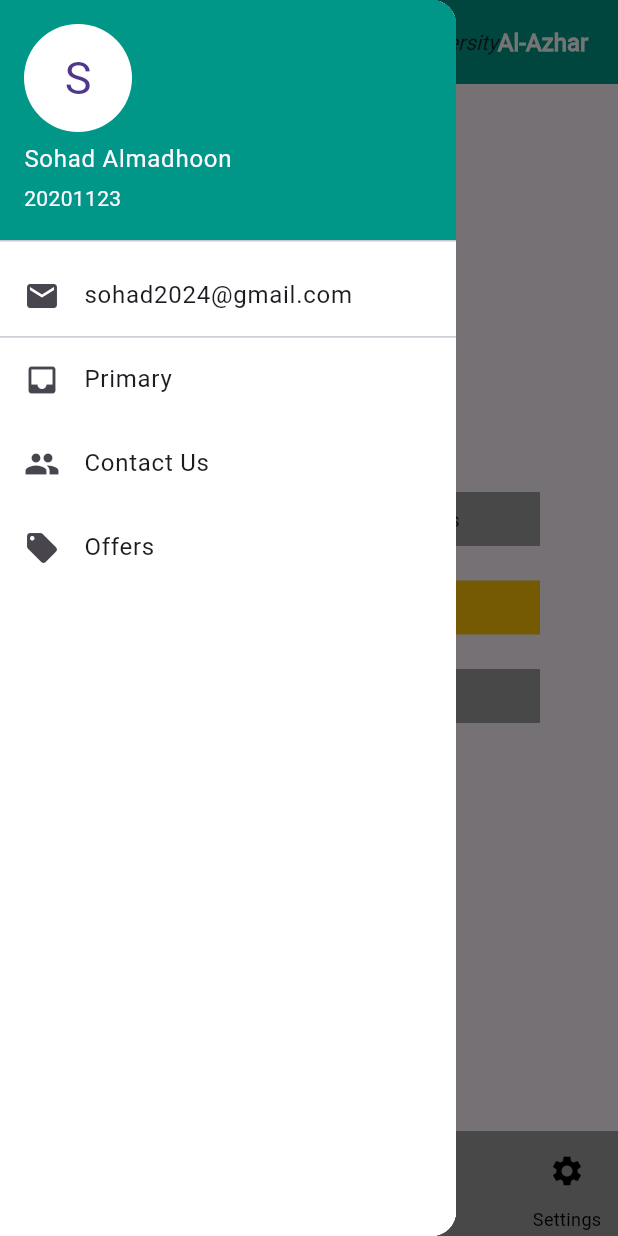
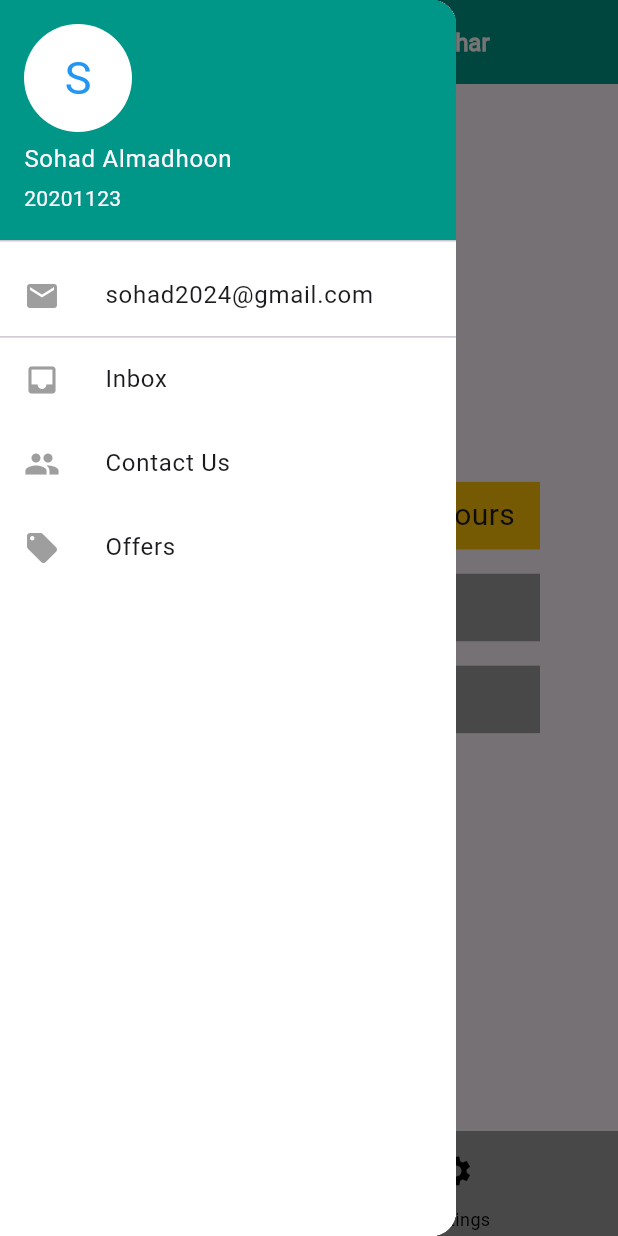
Before and after one commit to Sohad-Almadhoon/flutter_assignment-, a Flutter app: the screen it shows after launch, with the side drawer open, on a phone screen of 412 x 824 dp. Run offline on Flutter 3.47's test engine with Material 3 defaults, Android fonts, the phone set to English and light mode, and no system bars.

Commit message:
final changes

```diff
--- a/lib/Screens/home_page.dart
+++ b/lib/Screens/home_page.dart
@@ -2,6 +2,7 @@ import 'package:flutter/material.dart';
 import "package:test/Widgets/custom_bottom_navigation.dart";
 import "package:test/Widgets/custom_drawer.dart";
 import "package:test/Widgets/custom_table.dart";
+
 class HomePage extends StatelessWidget {
   final String title;
 
@@ -11,9 +12,12 @@ class HomePage extends StatelessWidget {
   Widget build(BuildContext context) {
     return Scaffold(
       appBar: AppBar(
+        iconTheme: const IconThemeData(color: Colors.white, size: 30),
         backgroundColor: Colors.teal,
+
         title: const Row(
           textDirection: TextDirection.rtl,
+          mainAxisAlignment: MainAxisAlignment.center,
           children: [
             Text(
               'Al-Azhar ',
@@ -27,6 +31,7 @@ class HomePage extends StatelessWidget {
               'University',
               style: TextStyle(
                 fontStyle: FontStyle.italic,
+                 color: Colors.white,
                 fontSize: 14,
               ),
             ),
@@ -45,14 +50,11 @@ class HomePage extends StatelessWidget {
       body: const MyTable(),
       bottomNavigationBar: const CustomBottomNavigation(),
       floatingActionButton: FloatingActionButton(
-        shape: RoundedRectangleBorder(
-          borderRadius: BorderRadius.circular(50)
-        ),
+        shape: RoundedRectangleBorder(borderRadius: BorderRadius.circular(50)),
         onPressed: () {},
         backgroundColor: Colors.teal,
         child: const Icon(
           Icons.add,
-
           color: Colors.white,
         ),
       ),
--- a/lib/Widgets/custom_bottom_navigation.dart
+++ b/lib/Widgets/custom_bottom_navigation.dart
@@ -26,7 +26,7 @@ class _CustomBottomNavigationState extends State<CustomBottomNavigation> {
       notchMargin: 5,
       child: Row(
         mainAxisSize: MainAxisSize.max,
-        mainAxisAlignment: MainAxisAlignment.spaceBetween,
+        mainAxisAlignment: MainAxisAlignment.spaceAround,
         children: <Widget>[
           Column(
             mainAxisAlignment: MainAxisAlignment.center,
--- a/lib/Widgets/custom_drawer.dart
+++ b/lib/Widgets/custom_drawer.dart
@@ -1,4 +1,3 @@
-
 import 'package:flutter/material.dart';
 
 class MyDrawer extends StatelessWidget {
@@ -15,35 +14,41 @@ class MyDrawer extends StatelessWidget {
           child: ListView(
             children: const [
               UserAccountsDrawerHeader(
-                decoration: BoxDecoration(
-                  color: Colors.teal
-                ),
+                decoration: BoxDecoration(color: Colors.teal),
                 accountName: Text("Sohad Almadhoon"),
                 accountEmail: Text("20201123"),
                 currentAccountPicture: CircleAvatar(
                     backgroundColor: Colors.white,
                     child: Text(
                       "S",
-                      style: TextStyle(fontSize: 30),
+                      style: TextStyle(fontSize: 30, color: Colors.blue),
                     )),
               ),
               ListTile(
                 title: Text("sohad2024@gmail.com"),
+                iconColor: Colors.grey,
+                horizontalTitleGap: 30,
                 leading: Icon(Icons.mail),
               ),
               Divider(
                 height: .1,
               ),
               ListTile(
-                title: Text("Primary"),
+                title: Text("Inbox"),
+                iconColor: Colors.grey,
+                horizontalTitleGap: 30,
                 leading: Icon(Icons.inbox),
               ),
               ListTile(
                 title: Text("Contact Us"),
+                iconColor: Colors.grey,
+                horizontalTitleGap: 30,
                 leading: Icon(Icons.people),
               ),
               ListTile(
                 title: Text("Offers"),
+                iconColor: Colors.grey,
+                horizontalTitleGap: 30,
                 leading: Icon(Icons.local_offer),
               )
             ],
--- a/lib/Widgets/custom_table.dart
+++ b/lib/Widgets/custom_table.dart
@@ -21,20 +21,21 @@ class MyTable extends StatelessWidget {
                     width: 150,
                     padding: const EdgeInsets.all(8),
                     margin: const EdgeInsets.all(4),
-                    color: Colors.grey,
-                    child: const Text("Subject")),
-                Container(
-                    width: 150,
                     color: Colors.amber,
-                    padding: const EdgeInsets.all(8),
-                    margin: const EdgeInsets.all(4),
-                    child: const Text("x")),
+                    child: const Text("Subject" , style: TextStyle(fontSize: 20),)),
                 Container(
                     width: 150,
                     color: Colors.grey,
                     padding: const EdgeInsets.all(8),
                     margin: const EdgeInsets.all(4),
-                    child: const Text("x"))
+                    child: const Text("Subject 1",
+                        style: TextStyle(fontSize: 20))),
+                Container(
+                    width: 150,
+                    color: Colors.grey,
+                    padding: const EdgeInsets.all(8),
+                    margin: const EdgeInsets.all(4),
+                    child: const Text("Subject 2", style: TextStyle(fontSize: 20)))
               ],
             ),
             Column(
@@ -42,22 +43,23 @@ class MyTable extends StatelessWidget {
               children: [
                 Container(
                     width: 150,
-                    color: Colors.grey,
-                    padding: const EdgeInsets.all(8),
-                    margin: const EdgeInsets.all(4),
-                    child: const Text("Subject hours")),
-                Container(
-                    width: 150,
                     color: Colors.amber,
                     padding: const EdgeInsets.all(8),
                     margin: const EdgeInsets.all(4),
-                    child: const Text("x")),
+                    child: const Text("Subject hours",
+                        style: TextStyle(fontSize: 20))),
                 Container(
                     width: 150,
                     color: Colors.grey,
                     padding: const EdgeInsets.all(8),
                     margin: const EdgeInsets.all(4),
-                    child: const Text("x"))
+                    child: const Text("2 hours", style: TextStyle(fontSize: 20))),
+                Container(
+                    width: 150,
+                    color: Colors.grey,
+                    padding: const EdgeInsets.all(8),
+                    margin: const EdgeInsets.all(4),
+                    child: const Text("3 hours", style: TextStyle(fontSize: 20)))
               ],
             ),
           ],
```
